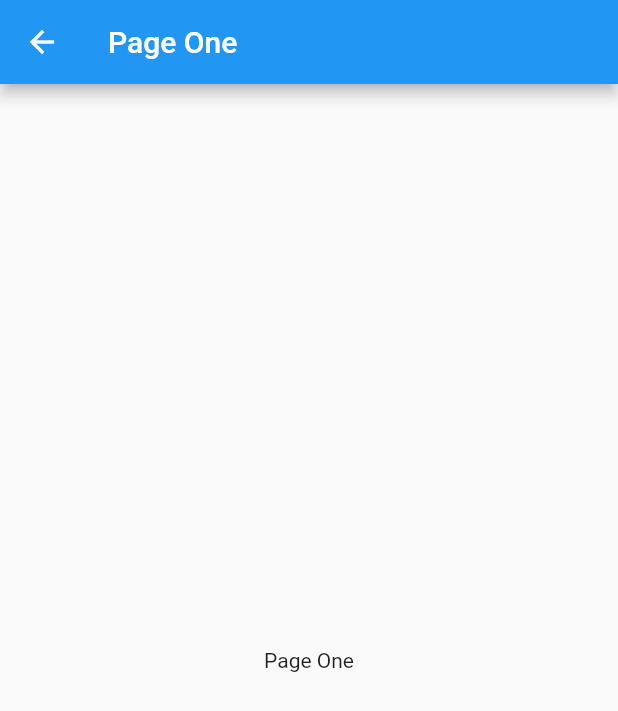
After one commit to dofirfauzi/belajar_flutter, a Flutter app: the BelajarNavigation screen opened by its route, after a tap on "Push to Page 1", on a phone screen of 412 x 824 dp. The commit adds this screen. Shown: the top 711 px of the screen. Run offline on Flutter 3.47's test engine with Material 2 defaults, Android fonts, the phone set to English and light mode, and no system bars.

Commit message:
belajar navigator

```diff
--- a/lib/model/menu.dart
+++ b/lib/model/menu.dart
@@ -21,4 +21,5 @@ var menus = [
   Menu(name: 'Belajar TabBar Widget', page: TabBarWidget.routeName),
   Menu(name: 'Belajar Text Filed Widget', page: TextFieldWidget.routeName),
   Menu(name: 'Belajar Dialog Widget', page: DialogWidget.routeName),
+  Menu(name: 'Belajar Navigation', page: BelajarNavigation.routeName),
 ];
--- a/lib/routes.dart
+++ b/lib/routes.dart
@@ -13,4 +13,5 @@ final Map<String, WidgetBuilder> routes = {
   TabBarWidget.routeName: (context) => const TabBarWidget(),
   TextFieldWidget.routeName: (context) => const TextFieldWidget(),
   DialogWidget.routeName: (context) => const DialogWidget(),
+  BelajarNavigation.routeName: (context) => const BelajarNavigation(),
 };
--- /dev/null
+++ b/lib/screen/navigation/navigation.dart
@@ -0,0 +1,42 @@
+import 'package:flutter/material.dart';
+import 'page_one.dart';
+
+class BelajarNavigation extends StatelessWidget {
+  const BelajarNavigation({super.key});
+
+  static String routeName = 'belajar_navigation';
+
+  @override
+  Widget build(BuildContext context) {
+    return Scaffold(
+      appBar: AppBar(
+        title: const Text('Belajar Navigation'),
+      ),
+      body: Container(
+        width: double.infinity,
+        padding: const EdgeInsets.all(10),
+        child: ListView(
+          children: [
+            ElevatedButton(
+                onPressed: () {
+                  Navigator.of(context).push(
+                      MaterialPageRoute(builder: (context) => const PageOne()));
+                },
+                child: const Text('Push to Page 1')),
+            ElevatedButton(
+                onPressed: () {
+                  Navigator.of(context).pushReplacement(
+                      MaterialPageRoute(builder: (context) => const PageOne()));
+                },
+                child: const Text('Push Replacement to Page two')),
+            ElevatedButton(
+                onPressed: () {
+                  Navigator.of(context).pop();
+                },
+                child: const Text('Pop'))
+          ],
+        ),
+      ),
+    );
+  }
+}
--- /dev/null
+++ b/lib/screen/navigation/page_one.dart
@@ -0,0 +1,17 @@
+import 'package:flutter/material.dart';
+
+class PageOne extends StatelessWidget {
+  const PageOne({super.key});
+
+  @override
+  Widget build(BuildContext context) {
+    return Scaffold(
+      appBar: AppBar(
+        title: const Text('Page One'),
+      ),
+      body: const Center(
+        child: Text('Page One'),
+      ),
+    );
+  }
+}
--- a/lib/screen/screen.dart
+++ b/lib/screen/screen.dart
@@ -9,3 +9,4 @@ export './app_bar_widget/app_bar_widget.dart';
 export './tab_bar_widget/tab_bar_widget.dart';
 export './text_field_widget/text_field_widget.dart';
 export './dialog_widget/dialog_widget.dart';
+export './navigation/navigation.dart';
```
